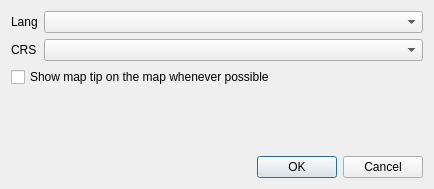
Before: the Qt Designer form swiss_locator/ui/config.ui in opengisch/qgis-swiss-locator, drawn with Qt 5.
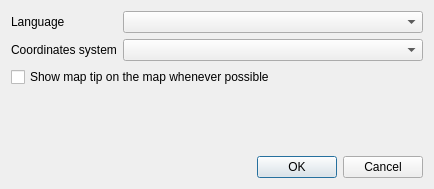
After: the same form once the commit is applied.

Commit message: better phrasing in config

What changed in the file:
```diff
--- a/swiss_locator/ui/config.ui
+++ b/swiss_locator/ui/config.ui
@@ -17,7 +17,7 @@
    <item row="2" column="0">
     <widget class="QLabel" name="label_4">
      <property name="text">
-      <string>CRS</string>
+      <string>Coordinates system</string>
      </property>
     </widget>
    </item>
@@ -30,7 +30,7 @@
    <item row="0" column="0">
     <widget class="QLabel" name="label_5">
      <property name="text">
-      <string>Lang</string>
+      <string>Language</string>
      </property>
     </widget>
    </item>
```
